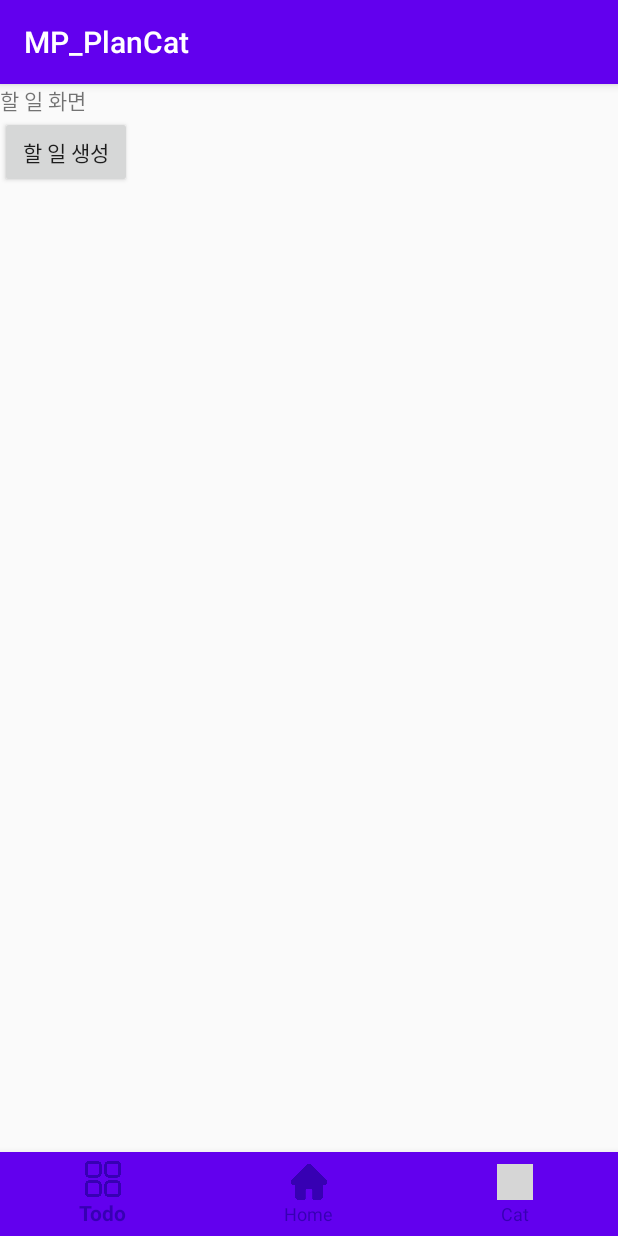
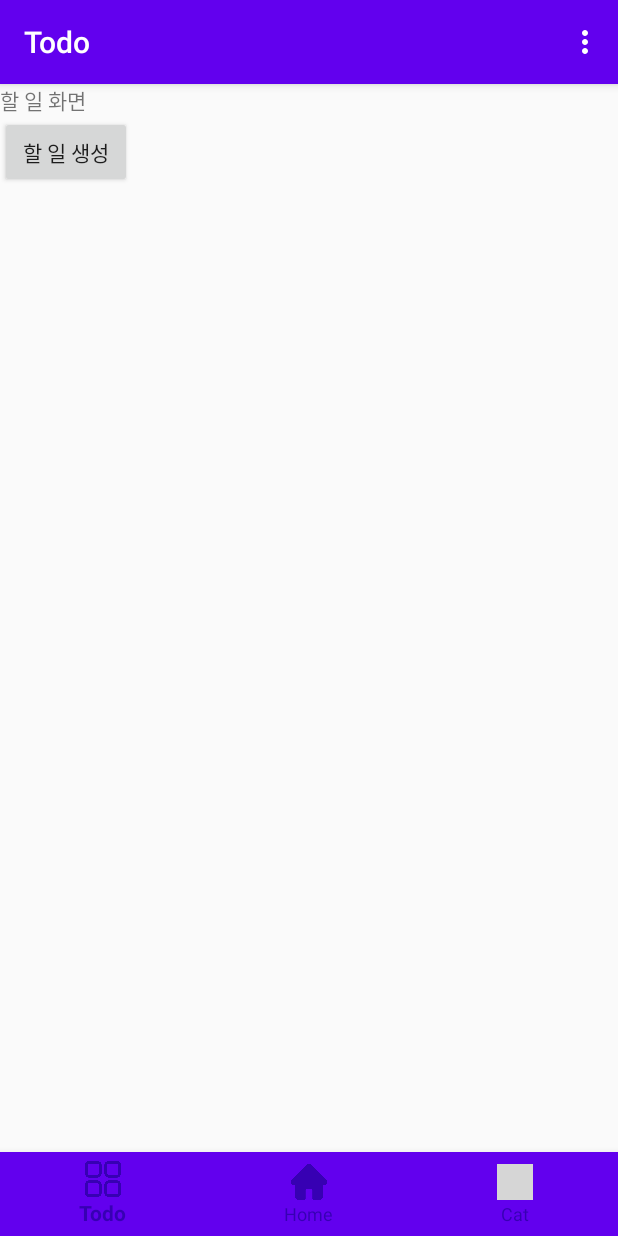
Before and after one commit to sanhae11/Plan_Cat, an Android app: the fragment TodoFragment placed in its activity, on a phone screen of 412 x 824 dp. Run offline under Robolectric (Android 15) with nearby library versions, the phone set to English and light mode, and no system bars; grey boxes are pictures that could not be loaded.

Commit message:
타이틀과 메뉴로 구성된 action bar 생성 / 홈화면에서는 과거 목록 숨기기 메뉴 안 나타나게 함

```diff
--- a/app/src/main/java/com/example/mp_plancat/CatFragment.java
+++ b/app/src/main/java/com/example/mp_plancat/CatFragment.java
@@ -2,6 +2,7 @@ package com.example.mp_plancat;
 
 import android.os.Bundle;
 
+import androidx.appcompat.app.ActionBar;
 import androidx.fragment.app.Fragment;
 
 import android.view.LayoutInflater;
@@ -12,6 +13,10 @@ public class CatFragment extends Fragment {
     @Override
     public View onCreateView(LayoutInflater inflater, ViewGroup container, Bundle savedInstanceState) {
         ViewGroup rootView = (ViewGroup) inflater.inflate(R.layout.fragment_cat, container, false);
+
+        ActionBar actionBar = ((MainActivity)getActivity()).getSupportActionBar();
+        actionBar.setTitle("Cat");
+
         return rootView;
     }
 }
--- a/app/src/main/java/com/example/mp_plancat/HomeFragment.java
+++ b/app/src/main/java/com/example/mp_plancat/HomeFragment.java
@@ -2,9 +2,11 @@ package com.example.mp_plancat;
 
 import android.os.Bundle;
 
+import androidx.appcompat.app.ActionBar;
 import androidx.fragment.app.Fragment;
 
 import android.view.LayoutInflater;
+import android.view.MenuItem;
 import android.view.View;
 import android.view.ViewGroup;
 
@@ -12,6 +14,10 @@ public class HomeFragment extends Fragment {
     @Override
     public View onCreateView(LayoutInflater inflater, ViewGroup container, Bundle savedInstanceState) {
         ViewGroup rootView = (ViewGroup) inflater.inflate(R.layout.fragment_home, container, false);
+
+        ActionBar actionBar = ((MainActivity)getActivity()).getSupportActionBar();
+        actionBar.setTitle("Home");
+
         return rootView;
     }
 }
--- a/app/src/main/java/com/example/mp_plancat/MainActivity.java
+++ b/app/src/main/java/com/example/mp_plancat/MainActivity.java
@@ -4,6 +4,8 @@ import androidx.annotation.NonNull;
 import androidx.appcompat.app.AppCompatActivity;
 
 import android.os.Bundle;
+import android.view.Menu;
+import android.view.MenuInflater;
 import android.view.MenuItem;
 
 import com.google.android.material.bottomnavigation.BottomNavigationView;
@@ -12,6 +14,7 @@ public class MainActivity extends AppCompatActivity {
     HomeFragment fragmentHome;
     TodoFragment fragmentTodo;
     CatFragment fragmentCat;
+    int category = 2;
 
     @Override
     protected void onCreate(Bundle savedInstanceState) {
@@ -31,16 +34,59 @@ public class MainActivity extends AppCompatActivity {
                 switch(item.getItemId()){
                     case R.id.tab_todo :
                         getSupportFragmentManager().beginTransaction().replace(R.id.container, fragmentTodo).commit();
+                        category = 1;
                         return true;
                     case R.id.tab_home :
                         getSupportFragmentManager().beginTransaction().replace(R.id.container, fragmentHome).commit();
+                        category = 2;
                         return true;
                     case R.id.tab_cat :
                         getSupportFragmentManager().beginTransaction().replace(R.id.container, fragmentCat).commit();
+                        category = 3;
                         return true;
                 }
                 return false;
             }
         });
     }
+
+    @Override
+    public boolean onCreateOptionsMenu(Menu menu){
+        MenuInflater inflater = getMenuInflater();
+        inflater.inflate(R.menu.menu_actionbar, menu);
+        return true;
+    }
+
+    @Override
+    public boolean onPrepareOptionsMenu(Menu menu) {
+
+        if(category == 1){
+            menu.findItem(R.id.menu_hide_past_list).setVisible(true);
+        }
+        else if(category == 2){
+            menu.findItem(R.id.menu_hide_past_list).setVisible(false);
+        }
+        else{
+            menu.findItem(R.id.menu_hide_past_list).setVisible(true);
+        }
+
+        return true;
+    }
+
+    @Override
+    public boolean onOptionsItemSelected(MenuItem item){
+        switch (item.getItemId()){
+            case R.id.menu_hide_done_list :
+                //TODO:완료 목록 숨기기
+                return true;
+            case R.id.menu_hide_past_list :
+                //TODO:과거 목록 숨기기
+                return true;
+            case R.id.menu_hide_coin :
+                //TODO:코인 표시 숨기기
+                return true;
+            default :
+                return super.onOptionsItemSelected(item);
+        }
+    }
 }
--- a/app/src/main/java/com/example/mp_plancat/TodoFragment.java
+++ b/app/src/main/java/com/example/mp_plancat/TodoFragment.java
@@ -3,6 +3,7 @@ package com.example.mp_plancat;
 import android.content.Intent;
 import android.os.Bundle;
 
+import androidx.appcompat.app.ActionBar;
 import androidx.fragment.app.Fragment;
 
 import android.view.LayoutInflater;
@@ -16,6 +17,10 @@ public class TodoFragment extends Fragment {
     public View onCreateView(LayoutInflater inflater, ViewGroup container, Bundle savedInstanceState) {
         ViewGroup rootView = (ViewGroup) inflater.inflate(R.layout.fragment_todo, container, false);
 
+        ActionBar actionBar = ((MainActivity)getActivity()).getSupportActionBar();
+        actionBar.setTitle("Todo");
+
+
         Button btn_create_todo = (Button) rootView.findViewById(R.id.btn_create_todo);
         btn_create_todo.setOnClickListener(new View.OnClickListener() {
             @Override
--- /dev/null
+++ b/app/src/main/res/menu/menu_actionbar.xml
@@ -0,0 +1,18 @@
+<?xml version="1.0" encoding="utf-8"?>
+<menu xmlns:android="http://schemas.android.com/apk/res/android"
+    xmlns:app="http://schemas.android.com/apk/res-auto">
+
+    <item
+        android:id="@+id/menu_hide_done_list"
+        android:title="완료 목록 숨기기"
+        app:showAsAction="never" />
+    <item
+        android:id="@+id/menu_hide_past_list"
+        android:title="과거 목록 숨기기"
+        app:showAsAction="never"/>
+    <item
+        android:id="@+id/menu_hide_coin"
+        android:title="코인 표시 숨기기"
+        app:showAsAction="never"/>
+
+</menu>
```
